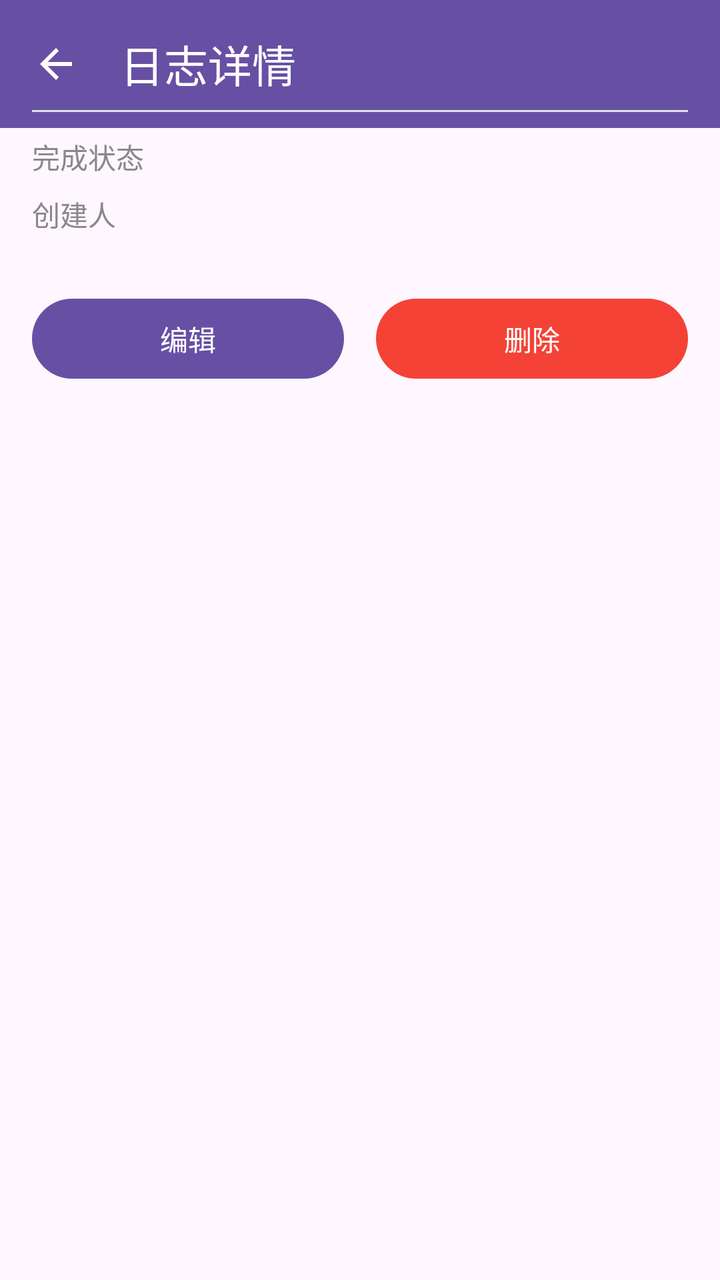
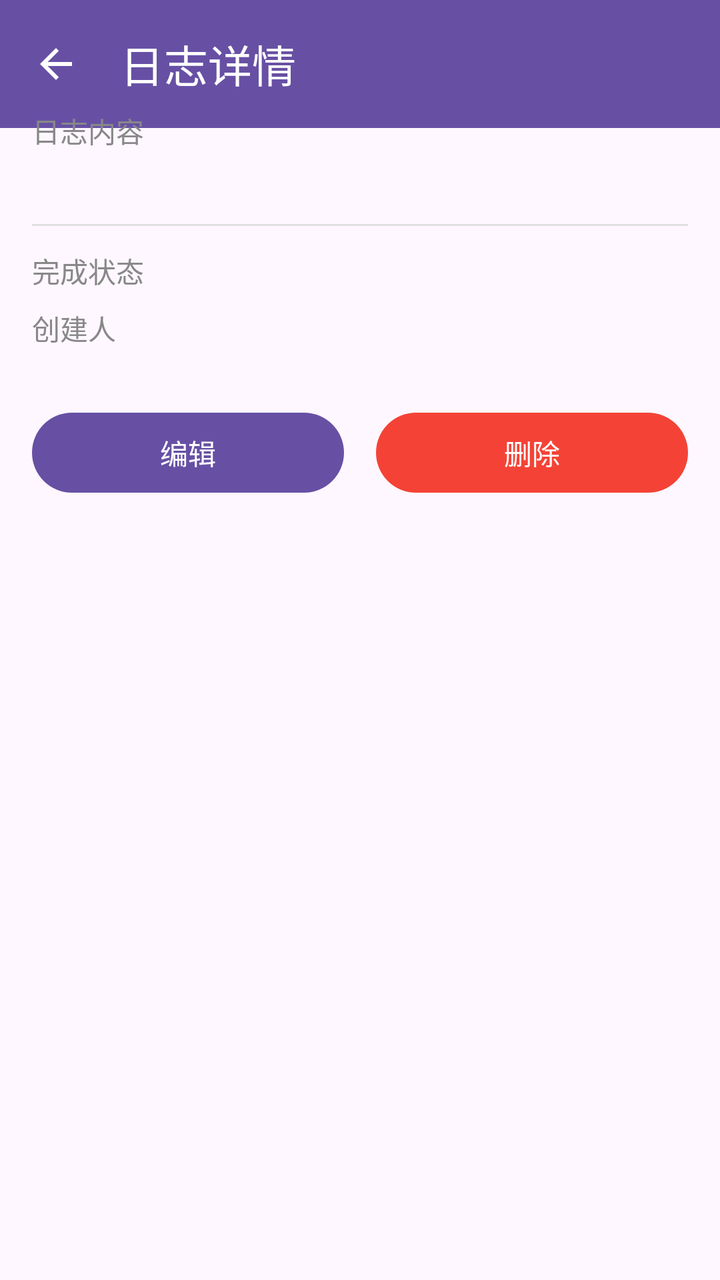

Compare the two renders of this Android layout. The source of the first and the diff that turns it into the second are given below.
<!-- AndroidManifest.xml: application theme Theme.Project_Pandora -->
<!-- res/layout/activity_log_detail.xml -->
<?xml version="1.0" encoding="utf-8"?>
<layout xmlns:android="http://schemas.android.com/apk/res/android"
    xmlns:app="http://schemas.android.com/apk/res-auto">

    <data>

    </data>

    <androidx.coordinatorlayout.widget.CoordinatorLayout
        android:layout_width="match_parent"
        android:layout_height="match_parent"
        android:fitsSystemWindows="true">

        <com.google.android.material.appbar.MaterialToolbar
            android:id="@+id/toolbar"
            android:layout_width="match_parent"
            android:layout_height="wrap_content"
            android:background="?attr/colorPrimary"
            app:title="日志详情"
            app:titleTextColor="@android:color/white"
            app:navigationIcon="@drawable/ic_back" />

        <ScrollView
            android:layout_width="match_parent"
            android:layout_height="match_parent"
            android:fillViewport="true"
            app:layout_behavior="@string/appbar_scrolling_view_behavior">

            <LinearLayout
                android:layout_width="match_parent"
                android:layout_height="wrap_content"
                android:orientation="vertical"
                android:padding="16dp">

                <ProgressBar
                    android:id="@+id/progressBar"
                    android:layout_width="wrap_content"
                    android:layout_height="wrap_content"
                    android:layout_gravity="center"
                    android:visibility="gone" />

                <TextView
                    android:id="@+id/textWorkItem"
                    android:layout_width="match_parent"
                    android:layout_height="wrap_content"
                    android:textSize="20sp"
                    android:textStyle="bold"
                    android:textColor="#333333"
                    android:layout_marginBottom="12dp" />

                <View
                    android:layout_width="match_parent"
                    android:layout_height="1dp"
                    android:background="#E0E0E0"
                    android:layout_marginBottom="12dp" />

                <LinearLayout
                    android:layout_width="match_parent"
                    android:layout_height="wrap_content"
                    android:orientation="horizontal"
                    android:layout_marginBottom="8dp">

                    <TextView
                        android:layout_width="100dp"
                        android:layout_height="wrap_content"

                        android:text="完成状态"
                        android:textSize="14sp"
                        android:textColor="#888888" />

                    <TextView
                        android:id="@+id/textStatus"
                        android:layout_width="0dp"
                        android:layout_height="wrap_content"
                        android:layout_weight="1"
                        android:textSize="14sp"
                        android:textColor="#333333" />
                </LinearLayout>

                <LinearLayout
                    android:layout_width="match_parent"
                    android:layout_height="wrap_content"
                    android:orientation="horizontal"
                    android:layout_marginBottom="8dp">

                    <TextView
                        android:layout_width="100dp"
                        android:layout_height="wrap_content"

                        android:text="创建人"
                        android:textSize="14sp"
                        android:textColor="#888888" />

                    <TextView
                        android:id="@+id/textUsername"
                        android:layout_width="0dp"
                        android:layout_height="wrap_content"
                        android:layout_weight="1"
                        android:textSize="14sp"
                        android:textColor="#333333" />
                </LinearLayout>



                <LinearLayout
                    android:layout_width="match_parent"
                    android:layout_height="wrap_content"
                    android:orientation="horizontal"
                    android:layout_marginTop="20dp"
                    android:gravity="center">

                    <com.google.android.material.button.MaterialButton
                        android:id="@+id/btnEdit"
                        android:layout_width="0dp"
                        android:layout_height="wrap_content"
                        android:layout_weight="1"
                        android:layout_marginEnd="8dp"
                        android:text="编辑" />

                    <com.google.android.material.button.MaterialButton
                        android:id="@+id/btnDelete"
                        android:layout_width="0dp"
                        android:layout_height="wrap_content"
                        android:layout_weight="1"
                        android:layout_marginStart="8dp"
                        android:text="删除"
                        app:backgroundTint="#F44336" />

                </LinearLayout>

            </LinearLayout>
        </ScrollView>
    </androidx.coordinatorlayout.widget.CoordinatorLayout>
</layout>
<!-- resources referenced by this layout -->
<resources>
  <!-- drawable ic_back (drawable) -->
  <vector xmlns:android="http://schemas.android.com/apk/res/android"
      android:width="24dp"
      android:height="24dp"
      android:viewportWidth="24"
      android:viewportHeight="24"
      android:tint="?attr/colorOnPrimary">
      <path
          android:fillColor="@android:color/white"
          android:pathData="M20,11H7.83l5.59,-5.59L12,4l-8,8 8,8 1.41,-1.41L7.83,13H20v-2z" />
  </vector>
  <style name="Theme.Project_Pandora" parent="Base.Theme.Project_Pandora" />
  <style name="Base.Theme.Project_Pandora" parent="Theme.Material3.DayNight.NoActionBar">
          
          
      </style>
</resources>

<!-- the commit's change to res/layout/activity_log_detail.xml (unified diff, before → after) -->
@@ -46,6 +46,23 @@
                     android:textSize="20sp"
                     android:textStyle="bold"
                     android:textColor="#333333"
+                    android:layout_marginBottom="12dp" />
+
+                <TextView
+                    android:layout_width="wrap_content"
+                    android:layout_height="wrap_content"
+                    android:text="日志内容"
+                    android:textSize="14sp"
+                    android:textColor="#888888"
+                    android:layout_marginBottom="4dp" />
+
+                <TextView
+                    android:id="@+id/textWorkContent"
+                    android:layout_width="match_parent"
+                    android:layout_height="wrap_content"
+                    android:textSize="15sp"
+                    android:textColor="#333333"
+                    android:lineSpacingExtra="4dp"
                     android:layout_marginBottom="12dp" />
 
                 <View
